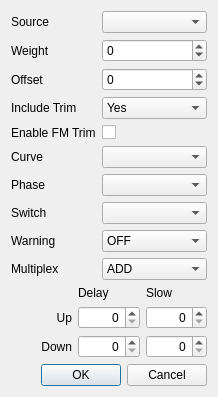
This is src/mixerdialog.ui in roberto1903/companion9x as Qt 5 draws it before an edit. The edited form follows.
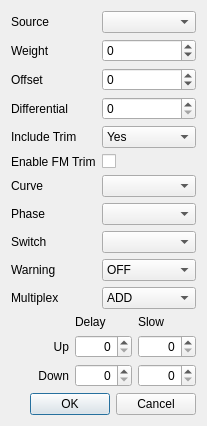
This is the edited form. Icons and pictures are not drawn.

Commit message: Differential parameter in open9x mixers support.

```diff
--- a/src/mixerdialog.ui
+++ b/src/mixerdialog.ui
@@ -6,8 +6,8 @@
    <rect>
     <x>0</x>
     <y>0</y>
-    <width>218</width>
-    <height>377</height>
+    <width>207</width>
+    <height>403</height>
    </rect>
   </property>
   <property name="sizePolicy">
@@ -66,14 +66,14 @@
        </property>
       </widget>
      </item>
-     <item row="2" column="0">
+     <item row="3" column="0">
       <widget class="QLabel" name="label_4">
        <property name="text">
         <string>Offset</string>
        </property>
       </widget>
      </item>
-     <item row="2" column="1">
+     <item row="3" column="1">
       <widget class="QSpinBox" name="offsetSB">
        <property name="whatsThis">
         <string>&lt;!DOCTYPE HTML PUBLIC &quot;-//W3C//DTD HTML 4.0//EN&quot; &quot;http://www.w3.org/TR/REC-html40/strict.dtd&quot;&gt;
@@ -93,35 +93,71 @@
        </property>
       </widget>
      </item>
-     <item row="4" column="0">
+     <item row="5" column="0">
       <widget class="QLabel" name="label_5">
        <property name="text">
         <string>Include Trim</string>
        </property>
       </widget>
      </item>
+     <item row="5" column="1">
+      <widget class="QComboBox" name="trimCB">
+       <item>
+        <property name="text">
+         <string>Yes</string>
+        </property>
+       </item>
+       <item>
+        <property name="text">
+         <string>No</string>
+        </property>
+       </item>
+       <item>
+        <property name="text">
+         <string>Offset</string>
+        </property>
+       </item>
+      </widget>
+     </item>
      <item row="6" column="0">
+      <widget class="QLabel" name="label_FMtrim">
+       <property name="text">
+        <string>Enable FM Trim</string>
+       </property>
+      </widget>
+     </item>
+     <item row="6" column="1">
+      <widget class="QCheckBox" name="FMtrimChkB">
+       <property name="sizePolicy">
+        <sizepolicy hsizetype="Minimum" vsizetype="Minimum">
+         <horstretch>0</horstretch>
+         <verstretch>0</verstretch>
+        </sizepolicy>
+       </property>
+      </widget>
+     </item>
+     <item row="7" column="0">
       <widget class="QLabel" name="label_6">
        <property name="text">
         <string>Curve</string>
        </property>
       </widget>
      </item>
-     <item row="6" column="1">
+     <item row="7" column="1">
       <widget class="QComboBox" name="curvesCB">
        <property name="whatsThis">
         <string>The curve used by the mix</string>
        </property>
       </widget>
      </item>
-     <item row="7" column="0">
+     <item row="8" column="0">
       <widget class="QLabel" name="label_10">
        <property name="text">
         <string>Phase</string>
        </property>
       </widget>
      </item>
-     <item row="7" column="1">
+     <item row="8" column="1">
       <widget class="QComboBox" name="phasesCB">
        <property name="whatsThis">
         <string>Switch used by the mix.
@@ -129,14 +165,14 @@
        </property>
       </widget>
      </item>
-     <item row="8" column="0">
+     <item row="9" column="0">
       <widget class="QLabel" name="label_7">
        <property name="text">
         <string>Switch</string>
        </property>
       </widget>
      </item>
-     <item row="8" column="1">
+     <item row="9" column="1">
       <widget class="QComboBox" name="switchesCB">
        <property name="whatsThis">
         <string>Switch used by the mix.
@@ -144,14 +180,14 @@
        </property>
       </widget>
      </item>
-     <item row="9" column="0">
+     <item row="10" column="0">
       <widget class="QLabel" name="label_8">
        <property name="text">
         <string>Warning</string>
        </property>
       </widget>
      </item>
-     <item row="9" column="1">
+     <item row="10" column="1">
       <widget class="QComboBox" name="warningCB">
        <property name="whatsThis">
         <string>Mixer warning.
@@ -179,14 +215,14 @@
        </item>
       </widget>
      </item>
-     <item row="10" column="0">
+     <item row="11" column="0">
       <widget class="QLabel" name="label_9">
        <property name="text">
         <string>Multiplex</string>
        </property>
       </widget>
      </item>
-     <item row="10" column="1">
+     <item row="11" column="1">
       <widget class="QComboBox" name="mltpxCB">
        <property name="whatsThis">
         <string>Multiplexer
@@ -214,40 +250,18 @@
        </item>
       </widget>
      </item>
-     <item row="5" column="0">
-      <widget class="QLabel" name="label_FMtrim">
+     <item row="4" column="0">
+      <widget class="QLabel" name="DiffMIXlabel">
        <property name="text">
-        <string>Enable FM Trim</string>
-       </property>
-      </widget>
-     </item>
-     <item row="5" column="1">
-      <widget class="QCheckBox" name="FMtrimChkB">
-       <property name="sizePolicy">
-        <sizepolicy hsizetype="Minimum" vsizetype="Minimum">
-         <horstretch>0</horstretch>
-         <verstretch>0</verstretch>
-        </sizepolicy>
+        <string>Differential</string>
        </property>
       </widget>
      </item>
      <item row="4" column="1">
-      <widget class="QComboBox" name="trimCB">
-       <item>
-        <property name="text">
-         <string>Yes</string>
-        </property>
-       </item>
-       <item>
-        <property name="text">
-         <string>No</string>
-        </property>
-       </item>
-       <item>
-        <property name="text">
-         <string>Offset</string>
-        </property>
-       </item>
+      <widget class="QSpinBox" name="DiffMixSB">
+       <property name="maximum">
+        <number>100</number>
+       </property>
       </widget>
      </item>
     </layout>
```
The commit also changes 4 other files.
